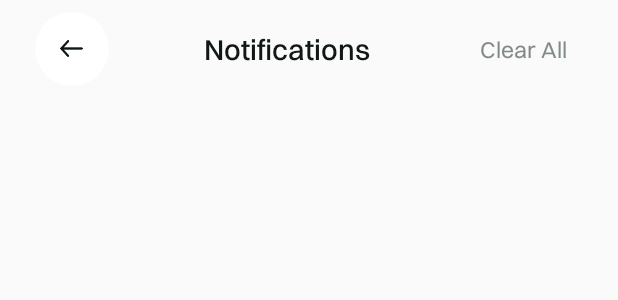
After one commit to mdshourovmolla2000/Furniture-Shop-App, an Android app: the layout fragment_notification.xml on its own in the app's theme, with its tools: preview values and no code run, on a phone screen of 412 x 824 dp. The commit adds this screen. Shown: the top 300 px of the screen. Run offline under Robolectric (Android 15) with nearby library versions, the phone set to English and light mode, and no system bars.

Commit message:
notification page created

```diff
--- a/app/src/main/java/com/shourov/furnitureshop/view/HomeFragment.kt
+++ b/app/src/main/java/com/shourov/furnitureshop/view/HomeFragment.kt
@@ -86,6 +86,8 @@ class HomeFragment : Fragment(), HomeCategoryItemClickListener, PopularProductIt
         viewModel.getPopularProduct(currentCategory)
 
         observerList()
+
+        binding.notificationIcon.setOnClickListener { findNavController().navigate(R.id.action_homeFragment_to_notificationFragment) }
 
         binding.specialOfferRecyclerview.adapter = SpecialOffersListAdapter(specialOfferItemsList)
         binding.categoryRecyclerview.adapter = HomeCategoryListAdapter(categoryList, currentCategoryPosition, this@HomeFragment)
--- /dev/null
+++ b/app/src/main/java/com/shourov/furnitureshop/view/NotificationFragment.kt
@@ -0,0 +1,26 @@
+package com.shourov.furnitureshop.view
+
+import android.os.Bundle
+import android.view.LayoutInflater
+import android.view.View
+import android.view.ViewGroup
+import androidx.fragment.app.Fragment
+import androidx.navigation.fragment.findNavController
+import com.shourov.furnitureshop.databinding.FragmentNotificationBinding
+
+class NotificationFragment : Fragment() {
+
+    private lateinit var binding: FragmentNotificationBinding
+
+    override fun onCreateView(
+        inflater: LayoutInflater, container: ViewGroup?,
+        savedInstanceState: Bundle?
+    ): View? {
+        // Inflate the layout for this fragment
+        binding = FragmentNotificationBinding.inflate(inflater, container, false)
+
+        binding.backIcon.setOnClickListener { findNavController().popBackStack() }
+
+        return binding.root
+    }
+}
--- /dev/null
+++ b/app/src/main/res/layout/fragment_notification.xml
@@ -0,0 +1,71 @@
+<?xml version="1.0" encoding="utf-8"?>
+<androidx.constraintlayout.widget.ConstraintLayout xmlns:android="http://schemas.android.com/apk/res/android"
+    xmlns:tools="http://schemas.android.com/tools"
+    android:layout_width="match_parent"
+    android:layout_height="match_parent"
+    xmlns:app="http://schemas.android.com/apk/res-auto"
+    tools:context=".view.NotificationFragment">
+
+    <androidx.constraintlayout.widget.ConstraintLayout
+        android:id="@+id/topSectionLayout"
+        android:layout_width="match_parent"
+        android:layout_height="wrap_content"
+        app:layout_constraintTop_toTopOf="parent"
+        android:layout_marginHorizontal="@dimen/_18sdp"
+        android:layout_marginVertical="@dimen/_6sdp">
+
+        <androidx.cardview.widget.CardView
+            android:id="@+id/backIcon"
+            android:layout_width="@dimen/_38sdp"
+            android:layout_height="@dimen/_38sdp"
+            app:layout_constraintStart_toStartOf="parent"
+            app:layout_constraintTop_toTopOf="parent"
+            app:layout_constraintBottom_toBottomOf="parent"
+            app:cardElevation="0dp"
+            app:cardCornerRadius="@dimen/_19sdp"
+            app:cardBackgroundColor="@color/white"
+            android:clickable="true"
+            android:focusable="true"
+            android:foreground="?attr/selectableItemBackground">
+
+            <ImageView
+                android:layout_width="@dimen/_18sdp"
+                android:layout_height="@dimen/_18sdp"
+                android:src="@drawable/back_icon"
+                android:layout_gravity="center"/>
+
+        </androidx.cardview.widget.CardView>
+
+        <TextView
+            android:id="@+id/titleTextview"
+            android:layout_width="wrap_content"
+            android:layout_height="wrap_content"
+            app:layout_constraintStart_toEndOf="@id/backIcon"
+            app:layout_constraintEnd_toStartOf="@id/clearAllTextview"
+            app:layout_constraintTop_toTopOf="parent"
+            app:layout_constraintBottom_toBottomOf="parent"
+            android:text="Notifications"
+            android:textColor="@color/blackTextColor"
+            android:textSize="@dimen/_15sdp"
+            android:fontFamily="@font/switzer_medium"/>
+
+        <TextView
+            android:id="@+id/clearAllTextview"
+            android:layout_width="wrap_content"
+            android:layout_height="wrap_content"
+            app:layout_constraintTop_toTopOf="parent"
+            app:layout_constraintBottom_toBottomOf="parent"
+            app:layout_constraintEnd_toEndOf="parent"
+            android:text="Clear All"
+            android:textColor="#828A89"
+            android:textSize="@dimen/_12sdp"
+            android:fontFamily="@font/switzer_regular"
+            android:paddingVertical="@dimen/_4sdp"
+            android:paddingHorizontal="@dimen/_8sdp"
+            android:clickable="true"
+            android:focusable="true"
+            android:foreground="?attr/selectableItemBackground"/>
+
+    </androidx.constraintlayout.widget.ConstraintLayout>
+
+</androidx.constraintlayout.widget.ConstraintLayout>
--- a/app/src/main/res/navigation/main_nav_graph.xml
+++ b/app/src/main/res/navigation/main_nav_graph.xml
@@ -44,21 +44,19 @@
             app:popExitAnim="@anim/pop_exit"
             app:enterAnim="@anim/enter"
             app:exitAnim="@anim/exit" />
+        <action
+            android:id="@+id/action_homeFragment_to_notificationFragment"
+            app:destination="@id/notificationFragment"
+            app:popEnterAnim="@anim/pop_enter"
+            app:popExitAnim="@anim/pop_exit"
+            app:enterAnim="@anim/enter"
+            app:exitAnim="@anim/exit" />
     </fragment>
     <fragment
         android:id="@+id/favouriteFragment"
         android:name="com.shourov.furnitureshop.view.FavouriteFragment"
         android:label="Favourite"
         tools:layout="@layout/fragment_favourite" >
-        <action
-            android:id="@+id/action_favouriteFragment_to_homeFragment"
-            app:destination="@id/homeFragment"
-            app:popUpTo="@id/favouriteFragment"
-            app:popUpToInclusive="true"
-            app:popEnterAnim="@anim/pop_enter"
-            app:popExitAnim="@anim/pop_exit"
-            app:enterAnim="@anim/enter"
-            app:exitAnim="@anim/exit" />
         <action
             android:id="@+id/action_favouriteFragment_to_productDetailsFragment"
             app:destination="@id/productDetailsFragment"
@@ -116,4 +114,9 @@
             app:enterAnim="@anim/enter"
             app:exitAnim="@anim/exit"/>
     </fragment>
+    <fragment
+        android:id="@+id/notificationFragment"
+        android:name="com.shourov.furnitureshop.view.NotificationFragment"
+        android:label="Notification"
+        tools:layout="@layout/fragment_notification" />
 </navigation>
```
